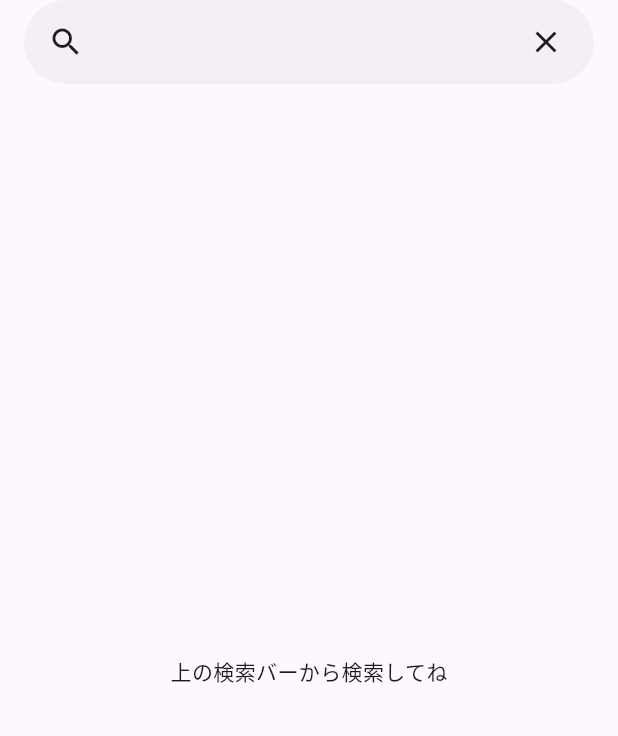
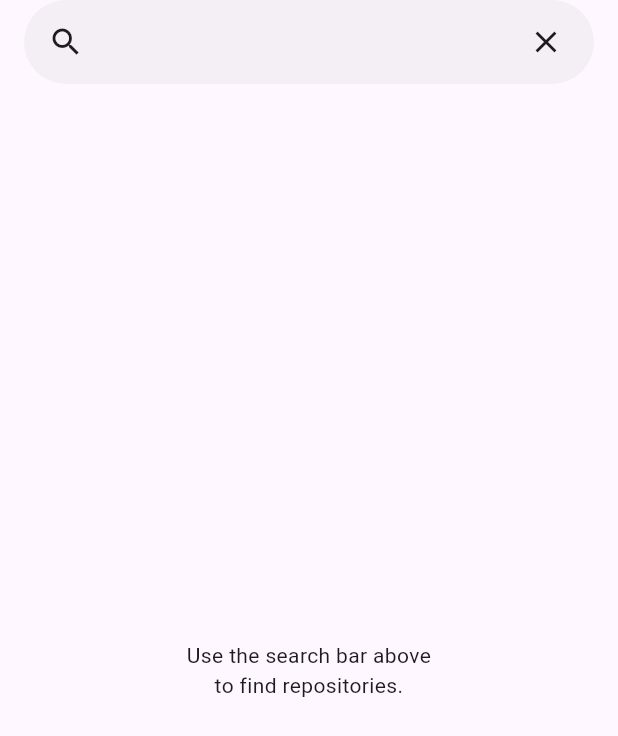
Before and after one commit to yumemi-inc/flutter-engineer-codecheck, a Flutter app: the screen it shows after launch, on a phone screen of 412 x 824 dp. Shown: the top 736 px of the screen. Run offline on Flutter 3.47's test engine with Material 2 defaults, Android fonts, the phone set to English and light mode, and no system bars; our stand-ins replace dio, flutter_dotenv, flutter_riverpod, freezed_annotation, retrofit, riverpod_annotation; missing offline and left inert: ua_client_hints; generated files the repository leaves out were written again.

Commit message:
feat: l10nを追加

```diff
--- /dev/null
+++ b/l10n.yaml
@@ -0,0 +1,4 @@
+arb-dir: lib/l10n
+template-arb-file: en.arb
+output-class: L10n
+output-localization-file: l10n.dart
--- a/lib/app.dart
+++ b/lib/app.dart
@@ -1,6 +1,7 @@
 import 'package:flutter/material.dart';
 import 'package:flutter_engineer_codecheck/ui/repo_search/repo_search_page.dart';
 import 'package:flutter_engineer_codecheck/ui/theme/app_theme.dart';
+import 'package:flutter_gen/gen_l10n/l10n.dart';
 import 'package:flutter_riverpod/flutter_riverpod.dart';
 
 // TODO(kuwano): バックグラウンドでのライト・ダークテーマ切り替えについて調べる
@@ -15,7 +16,8 @@ class App extends ConsumerWidget {
     final appTheme = ref.watch(appThemeProvider);
 
     return MaterialApp(
-      title: 'Flutter Demo',
+      localizationsDelegates: L10n.localizationsDelegates,
+      supportedLocales: L10n.supportedLocales,
       theme: appTheme.light(),
       darkTheme: appTheme.dark(),
       home: const RepoSearchPage(),
--- /dev/null
+++ b/lib/l10n/en.arb
@@ -0,0 +1,7 @@
+{
+  "@@locale": "en",
+  "searchRepos": "Use the search bar above\nto find repositories.",
+  "errorOccurred": "An error occurred.",
+  "noReposFound": "No repositories found.\nTry changing the keyword.",
+  "noMoreReposFound": "No more repositories found."
+}
--- a/lib/ui/repo_search/repo_search_page.dart
+++ b/lib/ui/repo_search/repo_search_page.dart
@@ -3,6 +3,7 @@ import 'package:flutter_engineer_codecheck/ui/repo_search/repo_list_tile.dart';
 import 'package:flutter_engineer_codecheck/ui/repo_search/search_app_bar.dart';
 import 'package:flutter_engineer_codecheck/view_model/repos/repos_view_model.dart';
 import 'package:flutter_engineer_codecheck/view_model/repos/repos_view_model_state.dart';
+import 'package:flutter_gen/gen_l10n/l10n.dart';
 import 'package:flutter_riverpod/flutter_riverpod.dart';
 
 class RepoSearchPage extends ConsumerStatefulWidget {
@@ -54,18 +55,21 @@ class _RepoSearchPageState extends ConsumerState<RepoSearchPage> {
         ),
       ),
       body: switch (reposViewModelState.status) {
-        ReposViewModelStatus.uninitialized => const Center(
-            child: Text('上の検索バーから検索してね'),
+        ReposViewModelStatus.uninitialized => Center(
+            child: Text(
+              L10n.of(context)!.searchRepos,
+              textAlign: TextAlign.center,
+            ),
           ),
         ReposViewModelStatus.loading => const Center(
             child: CircularProgressIndicator(),
           ),
-        ReposViewModelStatus.error => const Center(
-            child: Text('エラーが発生しました'),
+        ReposViewModelStatus.error => Center(
+            child: Text(L10n.of(context)!.errorOccurred),
           ),
-        ReposViewModelStatus.empty => const Center(
+        ReposViewModelStatus.empty => Center(
             child: Text(
-              '見つからなかったよ\nキーワードを変えてみてね',
+              L10n.of(context)!.noReposFound,
               textAlign: TextAlign.center,
             ),
           ),
@@ -78,15 +82,14 @@ class _RepoSearchPageState extends ConsumerState<RepoSearchPage> {
             itemBuilder: (context, index) {
               if (index == repos.length) {
                 return switch (reposViewModelStatus) {
-                  ReposViewModelStatus.contentAvailableWithError =>
-                    const Center(
-                      child: Text('エラーが発生しました'),
+                  ReposViewModelStatus.contentAvailableWithError => Center(
+                      child: Text(L10n.of(context)!.errorOccurred),
                     ),
                   ReposViewModelStatus.loadingAdditionalContent => const Center(
                       child: CircularProgressIndicator(),
                     ),
-                  ReposViewModelStatus.allContentLoaded => const Center(
-                      child: Text('全て読み込みました'),
+                  ReposViewModelStatus.allContentLoaded => Center(
+                      child: Text(L10n.of(context)!.noMoreReposFound),
                     ),
                   _ => const SizedBox(),
                 };
--- a/pubspec.yaml
+++ b/pubspec.yaml
@@ -10,6 +10,9 @@ environment:
 dependencies:
   flutter:
     sdk: flutter
+  flutter_localizations:
+    sdk: flutter
+  intl: any
 
   cupertino_icons: ^1.0.2
   flutter_riverpod: ^2.4.5
@@ -40,3 +43,4 @@ flutter:
   uses-material-design: true
   assets:
     - .env
+  generate: true
```
Also changed, not shown: lib/l10n/ja.arb (added, +7 -0 lines), pubspec.lock.
